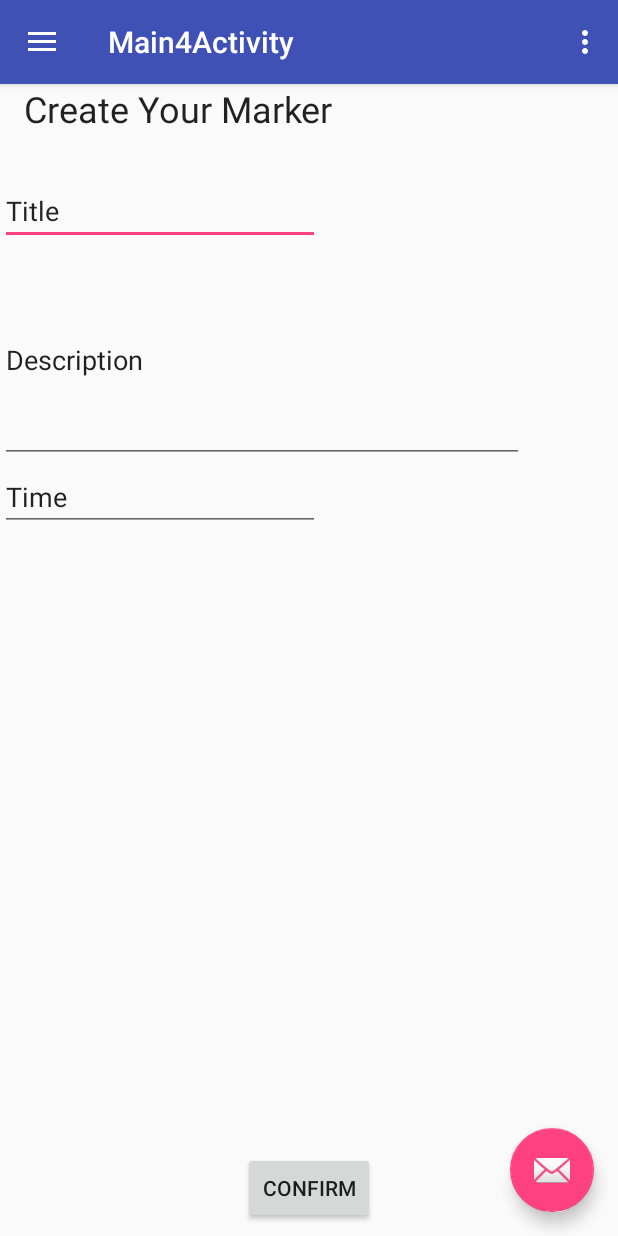
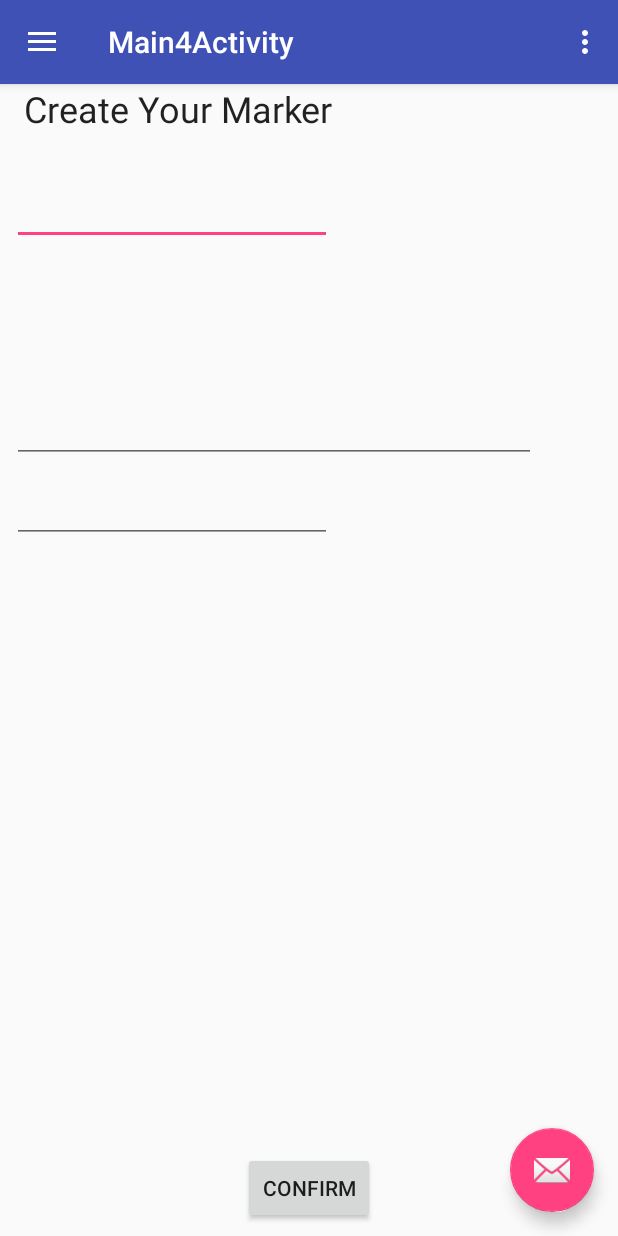
Before and after one commit to davido12345/SnapMaps, an Android app: the newMarker screen opened directly, with no data from a screen before it, on a phone screen of 412 x 824 dp. Run offline under Robolectric (Android 15) with nearby library versions, the phone set to English and light mode, and no system bars.

Commit message:
Added User adding markers and moving the marker via dragging and customizing marker Title/Description text

```diff
--- a/app/src/main/res/layout/content_main4.xml
+++ b/app/src/main/res/layout/content_main4.xml
@@ -23,33 +23,40 @@
         android:id="@+id/editTitle"
         android:layout_width="wrap_content"
         android:layout_height="wrap_content"
+        android:layout_marginLeft="8dp"
+        android:layout_marginStart="8dp"
         android:layout_marginTop="8dp"
         android:ems="10"
         android:inputType="textPersonName"
-        android:text="Title"
+        app:layout_constraintStart_toStartOf="parent"
         app:layout_constraintTop_toBottomOf="@+id/textView4"
-        tools:layout_editor_absoluteX="16dp" />
+        tools:text="Title" />
 
     <EditText
         android:id="@+id/editDescript"
         android:layout_width="349dp"
         android:layout_height="137dp"
+        android:layout_marginLeft="8dp"
+        android:layout_marginStart="8dp"
         android:layout_marginTop="8dp"
+        android:contentDescription="Description"
         android:ems="10"
         android:inputType="textMultiLine"
-        android:text="Description"
-        app:layout_constraintTop_toBottomOf="@+id/editTitle"
-        tools:layout_editor_absoluteX="16dp" />
+        app:layout_constraintStart_toStartOf="parent"
+        app:layout_constraintTop_toBottomOf="@+id/editTitle" />
 
     <EditText
         android:id="@+id/editTime"
         android:layout_width="wrap_content"
         android:layout_height="wrap_content"
+        android:layout_marginLeft="8dp"
+        android:layout_marginStart="8dp"
+        android:layout_marginTop="8dp"
         android:ems="10"
         android:inputType="time"
-        android:text="Time"
+        app:layout_constraintStart_toStartOf="parent"
         app:layout_constraintTop_toBottomOf="@+id/editDescript"
-        tools:layout_editor_absoluteX="16dp" />
+        tools:text="Time" />
 
     <Button
         android:id="@+id/confirm"
```
Also changed, not shown: app/src/main/java/com/example/david/snapmaps/MapsActivity.java (+139 -126 lines), app/src/main/java/com/example/david/snapmaps/newMarker.java (+8 -0 lines), app/src/main/res/layout/activity_maps.xml (+19 -4 lines).
